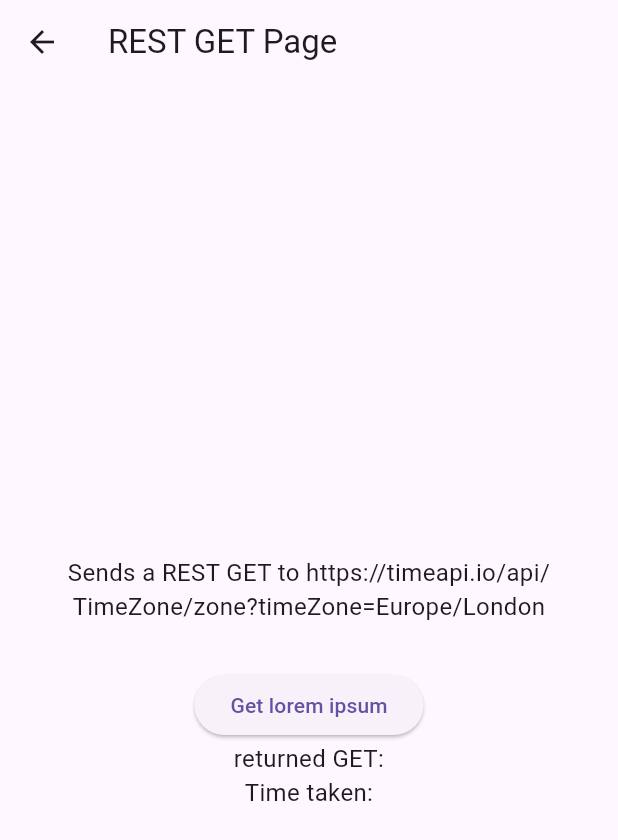
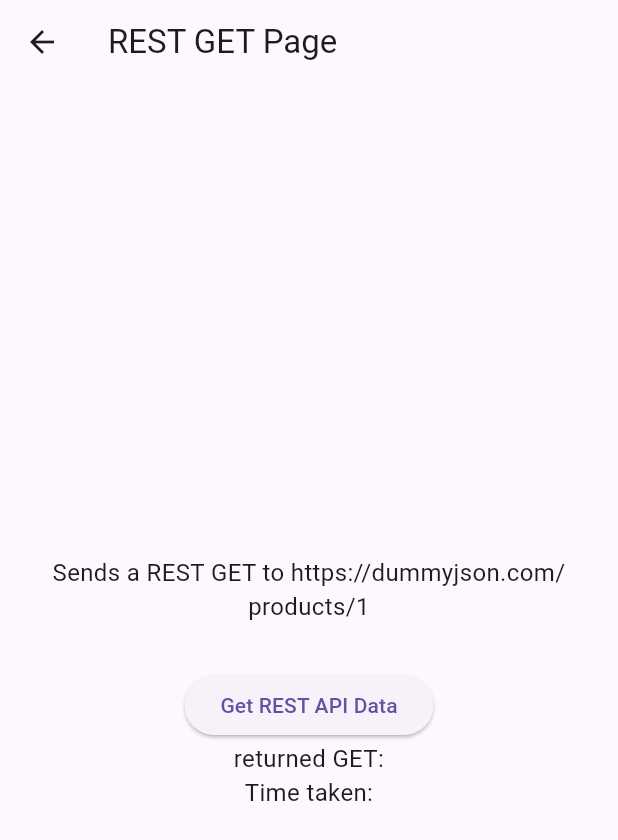
Before and after one commit to LukesRepositories/location_tracking_flutter, a Flutter app: the RestGetPage screen opened by its route, on a phone screen of 412 x 824 dp. Shown: the top 840 px of the screen. Run offline on Flutter 3.47's test engine with Material 3 defaults, Android fonts, the phone set to English and light mode, and no system bars; our stand-ins replace geolocator.

Commit message:
Final implementation for dissertation

```diff
--- a/lib/pages/restGetPage.dart
+++ b/lib/pages/restGetPage.dart
@@ -18,13 +18,13 @@ class _RestGetPageState extends State<RestGetPage> {
   Future<void> getData() async {
 
     final stopwatch = Stopwatch()..start();
-    Response response = await get(Uri.parse('https://timeapi.io/api/TimeZone/zone?timeZone=Europe/London'));
+    Response response = await get(Uri.parse('https://dummyjson.com/products/1'));
     stopwatch.stop();
 
     Map data = jsonDecode(response.body) as Map;
 
     setState(() {
-      _foo1 = data['currentLocalTime'];
+      _foo1 = data['title'];
       _timeTaken = stopwatch.elapsed.toString();
     });
   }
@@ -40,7 +40,7 @@ class _RestGetPageState extends State<RestGetPage> {
             Container(
               margin: EdgeInsets.all(30.0),
               child: Text(
-                "Sends a REST GET to https://timeapi.io/api/TimeZone/zone?timeZone=Europe/London",
+                "Sends a REST GET to https://dummyjson.com/products/1",
                 textAlign: TextAlign.center,
                 style: const TextStyle(fontSize: 16),
               ),
@@ -49,7 +49,7 @@ class _RestGetPageState extends State<RestGetPage> {
               onPressed: (){
                 getData();
               },
-              child: const Text("Get lorem ipsum"),
+              child: const Text("Get REST API Data"),
             ),
             Text(
               "returned GET: $_foo1",
```
